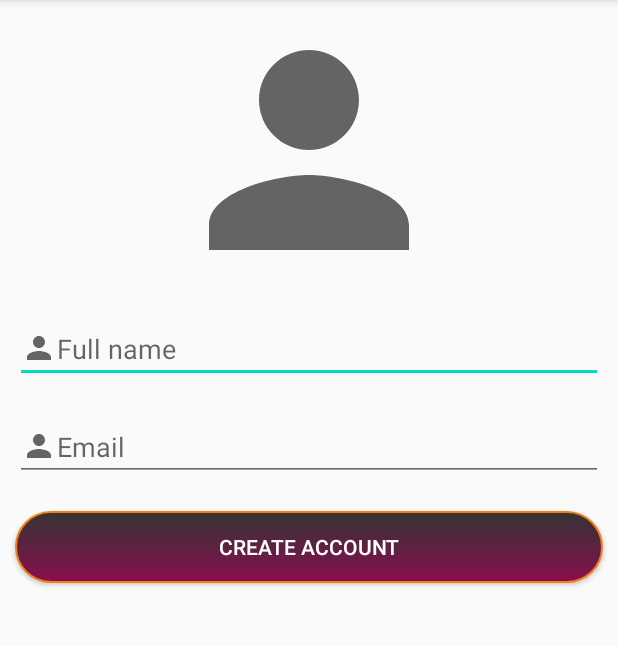
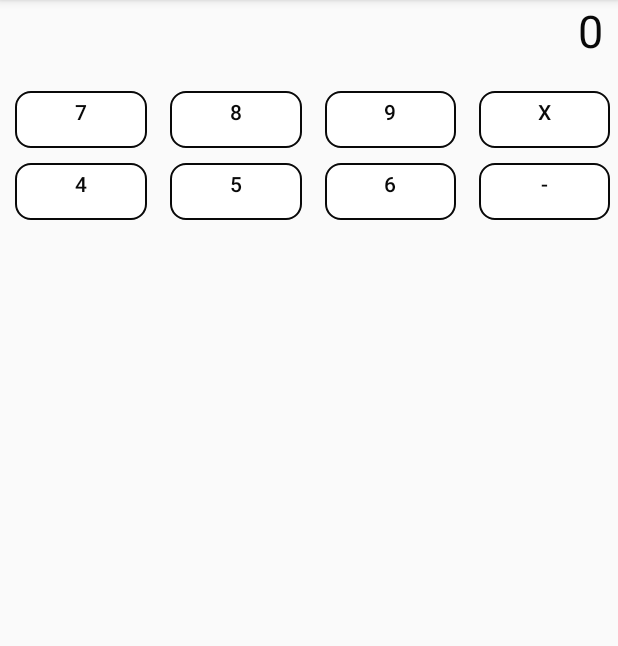
Before and after one commit to myktybayev/jihc_lesson, an Android app: the screen it shows after launch (MainActivity), on a phone screen of 412 x 824 dp, the part 84-730 px from its top. Run offline under Robolectric (Android 15) with nearby library versions, the phone set to English and light mode, and no system bars.

Commit message:
calculator part1

```diff
--- a/app/src/main/java/kz/jihc/registration/MainActivity.java
+++ b/app/src/main/java/kz/jihc/registration/MainActivity.java
@@ -3,15 +3,64 @@ package kz.jihc.registration;
 import androidx.appcompat.app.AppCompatActivity;
 
 import android.os.Bundle;
+import android.view.View;
+import android.widget.Button;
+import android.widget.TextView;
 
 public class MainActivity extends AppCompatActivity {
+
+    TextView tv_result;
+    Button btn7, btn8, btn9, btnX;
+    Button btn4, btn5, btn6, btnMinus;
 
     @Override
     protected void onCreate(Bundle savedInstanceState) {
         super.onCreate(savedInstanceState);
-        setContentView(R.layout.activity_main);
+        setContentView(R.layout.calculator);
 
-
+        initViews();
+        initActions();
 
     }
+
+    public void initViews(){
+        tv_result = findViewById(R.id.tv_result);
+        btn7 = findViewById(R.id.btn7);
+        btn8 = findViewById(R.id.btn8);
+        btn9 = findViewById(R.id.btn9);
+        btnX = findViewById(R.id.btnX);
+
+        btn4 = findViewById(R.id.btn4);
+        btn5 = findViewById(R.id.btn5);
+        btn6 = findViewById(R.id.btn6);
+        btnMinus = findViewById(R.id.btnMinus);
+
+    }
+
+    public void initActions(){
+
+        onClickButton(btn7, "7");
+        onClickButton(btn8, "8");
+        onClickButton(btn9, "9");
+        onClickButton(btn5, "5");
+
+    }
+
+    public void onClickButton(Button btn, final String text){
+        btn.setOnClickListener(new View.OnClickListener() {
+            @Override
+            public void onClick(View view) {
+
+                String res = tv_result.getText().toString(); // 0
+
+                if(res.equals("0")){
+                    res = text; // 7
+                }else {
+                    res += text; // res = res + text; res = 78
+                }
+                tv_result.setText(res); // 78
+            }
+        });
+    }
+
 }
--- /dev/null
+++ b/app/src/main/res/drawable/btn_background.xml
@@ -0,0 +1,12 @@
+<?xml version="1.0" encoding="utf-8"?>
+<selector xmlns:android="http://schemas.android.com/apk/res/android">
+
+    <item
+        android:drawable="@drawable/button_pressed"
+        android:paddingTop="10sp"
+        android:state_pressed="true" />
+
+    <item android:layout_marginTop="50dp"
+        android:drawable="@drawable/button_normal" />
+
+</selector>
--- /dev/null
+++ b/app/src/main/res/drawable/button_normal.xml
@@ -0,0 +1,18 @@
+<?xml version="1.0" encoding="utf-8"?>
+<layer-list xmlns:android="http://schemas.android.com/apk/res/android">
+    <item>
+        <shape android:shape="rectangle">
+            <solid android:color="#00000000"/>
+        </shape>
+    </item>
+
+
+    <item android:top="10dp">
+        <shape android:shape="rectangle">
+            <corners android:radius="10dp" />
+            <solid android:color="@color/white" />
+            <stroke android:width="1dp"
+                android:color="@color/black"/>
+        </shape>
+    </item>
+</layer-list>
--- /dev/null
+++ b/app/src/main/res/drawable/button_pressed.xml
@@ -0,0 +1,19 @@
+<?xml version="1.0" encoding="utf-8"?>
+<layer-list xmlns:android="http://schemas.android.com/apk/res/android">
+    <item>
+        <shape android:shape="rectangle">
+            <solid android:color="#00000000"/>
+        </shape>
+    </item>
+
+
+    <item android:top="10dp">
+        <shape android:shape="rectangle">
+            <corners android:radius="10dp" />
+            <solid android:color="@color/red" />
+
+            <stroke android:width="1dp"
+                android:color="@color/black"/>
+        </shape>
+    </item>
+</layer-list>
--- /dev/null
+++ b/app/src/main/res/layout/calculator.xml
@@ -0,0 +1,76 @@
+<?xml version="1.0" encoding="utf-8"?>
+<LinearLayout xmlns:android="http://schemas.android.com/apk/res/android"
+    android:layout_width="match_parent"
+    android:layout_height="match_parent"
+    android:orientation="vertical">
+
+    <TextView
+        android:id="@+id/tv_result"
+        android:layout_width="match_parent"
+        android:layout_height="wrap_content"
+        android:gravity="end"
+        android:paddingStart="10dp"
+        android:paddingEnd="10dp"
+        android:text="@string/zero_text"
+        android:textColor="@color/black"
+        android:textSize="30sp" />
+
+    <LinearLayout
+        android:id="@+id/llParent"
+        android:layout_width="match_parent"
+        android:layout_height="wrap_content"
+        android:layout_marginTop="10dp"
+        android:orientation="horizontal">
+
+        <Button
+            android:id="@+id/btn7"
+            style="@style/btnStyle"
+            android:text="7" />
+
+        <Button
+            android:id="@+id/btn8"
+            style="@style/btnStyle"
+            android:text="8" />
+
+        <Button
+            android:id="@+id/btn9"
+            style="@style/btnStyle"
+            android:text="9" />
+
+        <Button
+            android:id="@+id/btnX"
+            style="@style/btnStyle"
+            android:text="X" />
+
+    </LinearLayout>
+
+    <LinearLayout
+        android:layout_width="match_parent"
+        android:layout_height="wrap_content"
+        android:layout_marginBottom="10dp"
+        android:orientation="horizontal">
+
+        <Button
+            android:id="@+id/btn4"
+            style="@style/btnStyle"
+            android:text="4" />
+
+        <Button
+            android:id="@+id/btn5"
+            style="@style/btnStyle"
+            android:text="5" />
+
+        <Button
+            android:id="@+id/btn6"
+            style="@style/btnStyle"
+            android:text="6" />
+
+        <Button
+            android:id="@+id/btnMinus"
+            style="@style/btnStyle"
+            android:text="-" />
+
+
+    </LinearLayout>
+
+</LinearLayout>
--- a/app/src/main/res/values/colors.xml
+++ b/app/src/main/res/values/colors.xml
@@ -4,4 +4,6 @@
     <color name="colorPrimaryDark">#3700B3</color>
     <color name="colorAccent">#03DAC5</color>
     <color name="white">#FFFFFF</color>
+    <color name="black">#090909</color>
+    <color name="red">#E65100</color>
 </resources>
--- a/app/src/main/res/values/strings.xml
+++ b/app/src/main/res/values/strings.xml
@@ -1,3 +1,7 @@
 <resources>
+
     <string name="app_name">Registration</string>
+    <string name="zero_text">0</string>
+    <string name="welcome_to_college">Welcome to college</string>
+
 </resources>
--- a/app/src/main/res/values/styles.xml
+++ b/app/src/main/res/values/styles.xml
@@ -9,8 +9,20 @@
 
     <style name="editStyle">
         <item name="android:layout_width">match_parent</item>
-        <item name="android:layout_height"> wrap_content</item>
-        <item name="android:layout_margin"> 10dp</item>
+        <item name="android:layout_height">wrap_content</item>
+        <item name="android:layout_margin">10dp</item>
         <item name="android:ems">10</item>
     </style>
+
+    <style name="btnStyle">
+        <item name="android:layout_width">match_parent</item>
+        <item name="android:layout_height">wrap_content</item>
+        <item name="android:layout_weight">1</item>
+        <item name="android:layout_marginStart">10dp</item>
+        <item name="android:layout_marginEnd">5dp</item>
+        <item name="android:gravity">center</item>
+        <item name="android:background">@drawable/btn_background</item>
+        <item name="android:textColor">@color/black</item>
+    </style>
+
 </resources>
```
Also changed, not shown: 1 other file.
